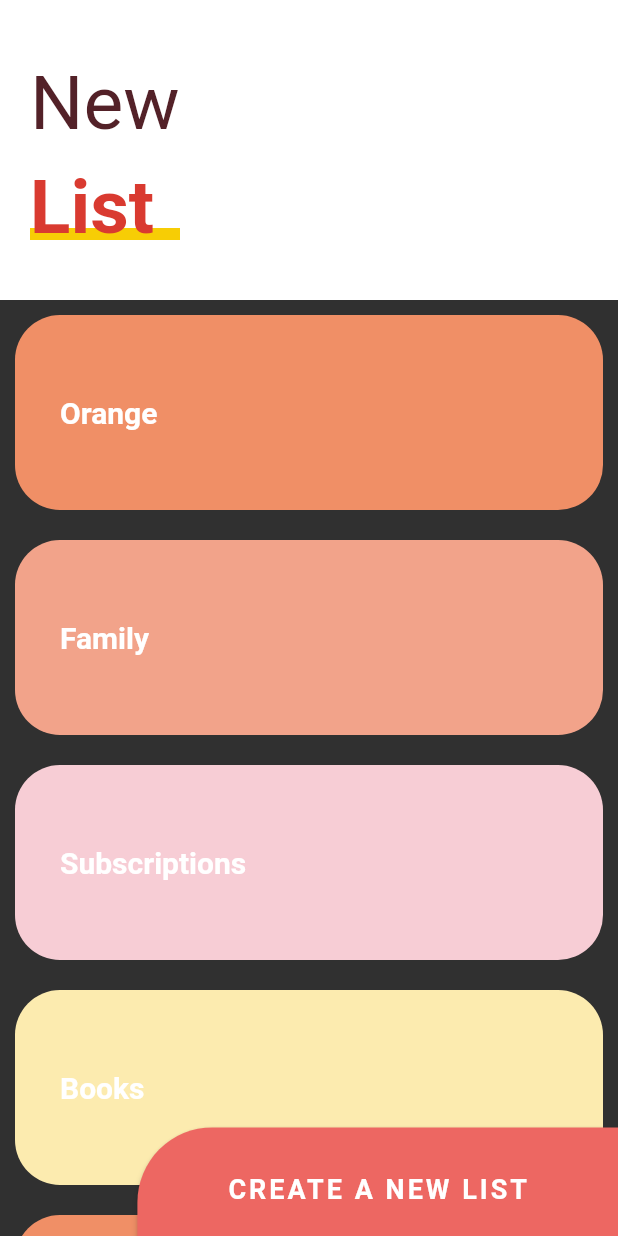
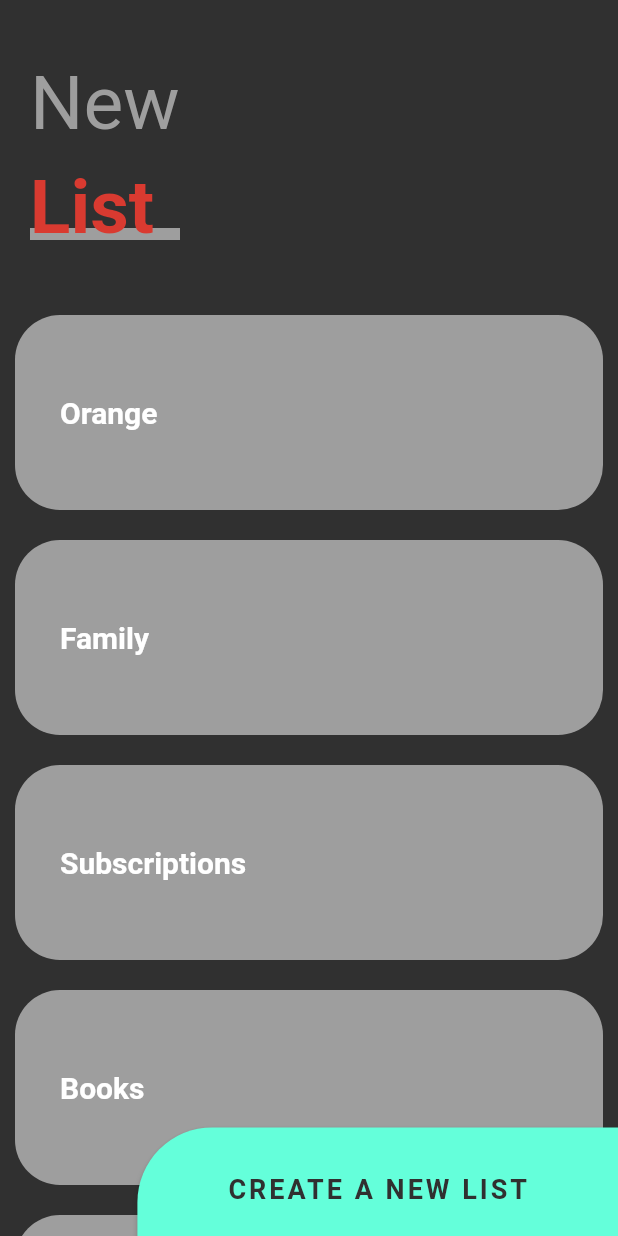
Before and after one commit to BryanParada/designsAppFM, a Flutter app: the SliverListPage screen opened directly, on a phone screen of 412 x 824 dp. Run offline on Flutter 3.47's test engine with Material 2 defaults, Android fonts, the phone set to English and light mode, and no system bars; our stand-ins replace animate_do, flutter_svg, font_awesome_flutter.

Commit message:
FM138 - Colors Page Slivers

```diff
--- a/lib/src/pages/sliver_list_page.dart
+++ b/lib/src/pages/sliver_list_page.dart
@@ -1,12 +1,15 @@
 
+import 'package:designs_backgrounds/src/theme/themechanger.dart';
 import 'package:flutter/material.dart';
 import 'package:flutter/services.dart';
+import 'package:provider/provider.dart';
 
 
 class SliverListPage extends StatelessWidget {
 
   @override
   Widget build(BuildContext context) {
+
     return Scaffold(
 
       //body: _Title(),
@@ -31,12 +34,16 @@ class _ButtonNewList extends StatelessWidget {
   @override
   Widget build(BuildContext context) {
 
+
+    final appTheme = Provider.of<ThemeChanger>(context);
     final size = MediaQuery.of(context).size;
 
         return ButtonTheme(
       child: ElevatedButton (
         style: ButtonStyle(
-          backgroundColor: MaterialStateProperty.all<Color>(Color(0xffED6762)),
+          backgroundColor: (appTheme.darkTheme)
+                            ? MaterialStateProperty.all<Color>(appTheme.currentTheme.colorScheme.secondary)
+                            : MaterialStateProperty.all<Color>(Color(0xffED6762)),
           shape: MaterialStateProperty.all<RoundedRectangleBorder> (
             RoundedRectangleBorder(
               borderRadius: BorderRadius.only(topLeft: Radius.circular(50))
@@ -50,7 +57,7 @@ class _ButtonNewList extends StatelessWidget {
             child: Text(
               'CREATE A NEW LIST',
               style: TextStyle(
-                color: Colors.white,
+                color: appTheme.currentTheme.scaffoldBackgroundColor,
                 fontSize: 18,
                 fontWeight: FontWeight.bold,
                 letterSpacing: 2
@@ -88,6 +95,9 @@ class _MainScroll extends StatelessWidget {
 
     @override
   Widget build(BuildContext context) {
+
+    final appTheme = Provider.of<ThemeChanger>(context).currentTheme;
+
     return CustomScrollView(
       slivers: <Widget>[
 
@@ -104,7 +114,7 @@ class _MainScroll extends StatelessWidget {
             maxHeight: 200,
             child: Container(
               alignment: Alignment.centerLeft,
-              color: Colors.white,
+              color: appTheme.scaffoldBackgroundColor,
               child: _Title(),
             )
           )
@@ -159,12 +169,18 @@ class _SliverCustomHeaderDelegate extends SliverPersistentHeaderDelegate{
 class _Title extends StatelessWidget {
     @override
   Widget build(BuildContext context) {
+
+    final appTheme = Provider.of<ThemeChanger>(context);
+
     return Column(
       children: <Widget>[
         SizedBox(height: 30,),
         Container(
           margin: EdgeInsets.symmetric(horizontal: 20, vertical: 10),
-          child: Text('New', style: TextStyle(color: Color(0xff532128), fontSize: 50))
+          child: Text('New',
+          style: TextStyle(
+            color: (appTheme.darkTheme) ? Colors.grey : Color(0xff532128),
+           fontSize: 50))
         ),
 
         Stack(
@@ -177,7 +193,7 @@ class _Title extends StatelessWidget {
               child: Container(
                 width: 130,
                 height: 8,
-                color: Color(0xffF7CD05),
+                color: (appTheme.darkTheme) ? Colors.grey : Color(0xffF7CD05),
               ),
             ),
 
@@ -226,14 +242,21 @@ class _ListItem extends StatelessWidget {
 
   @override
   Widget build(BuildContext context) {
+    final appTheme = Provider.of<ThemeChanger>(context);
+
+
     return Container(
-      child: Text(title, style: TextStyle(color: Colors.white, fontWeight: FontWeight.bold, fontSize: 20)),
+      child: Text(title,
+      style: TextStyle(
+        color: Colors.white,
+       fontWeight: FontWeight.bold,
+        fontSize: 20)),
       padding: EdgeInsets.all(30),
       alignment: Alignment.centerLeft,
       height: 130,
       margin: EdgeInsets.all(10),
       decoration: BoxDecoration(
-        color: color,
+        color: (appTheme.darkTheme) ? Colors.grey : color ,
         borderRadius: BorderRadius.circular(30)
       ),
     );
```
